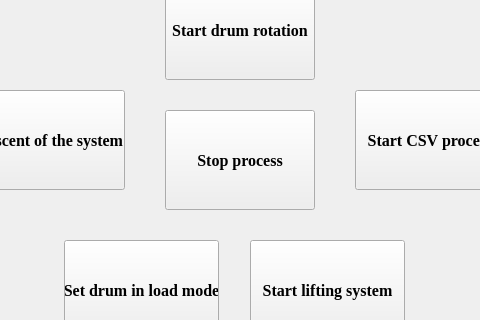
The window that IK_Case/PO/Code/Python code/DebuggingWidget.ui (Daniel-Anikin/United_Working_Front) describes before a commit, drawn with Qt 5; both pictures show x 290 to 770 and y 250 to 570 of the 1080 by 720 pixel window.
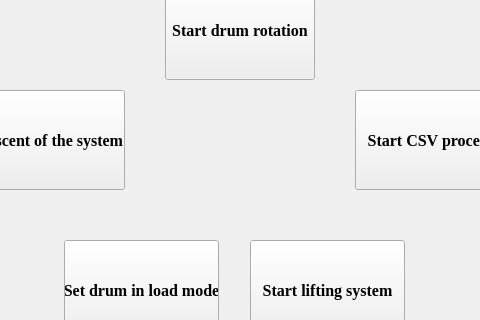
The same window after the commit.

What changed in the file:
```diff
--- a/IK_Case/PO/Code/Python code/DebuggingWidget.ui
+++ b/IK_Case/PO/Code/Python code/DebuggingWidget.ui
@@ -139,27 +139,6 @@
     <string>Debugging menu</string>
    </property>
   </widget>
-  <widget class="QPushButton" name="Stop_Btn">
-   <property name="geometry">
-    <rect>
-     <x>455</x>
-     <y>360</y>
-     <width>150</width>
-     <height>100</height>
-    </rect>
-   </property>
-   <property name="font">
-    <font>
-     <family>Times New Roman</family>
-     <pointsize>12</pointsize>
-     <weight>75</weight>
-     <bold>true</bold>
-    </font>
-   </property>
-   <property name="text">
-    <string>Stop process</string>
-   </property>
-  </widget>
   <widget class="QPushButton" name="Undo_Btn">
    <property name="geometry">
     <rect>
```
